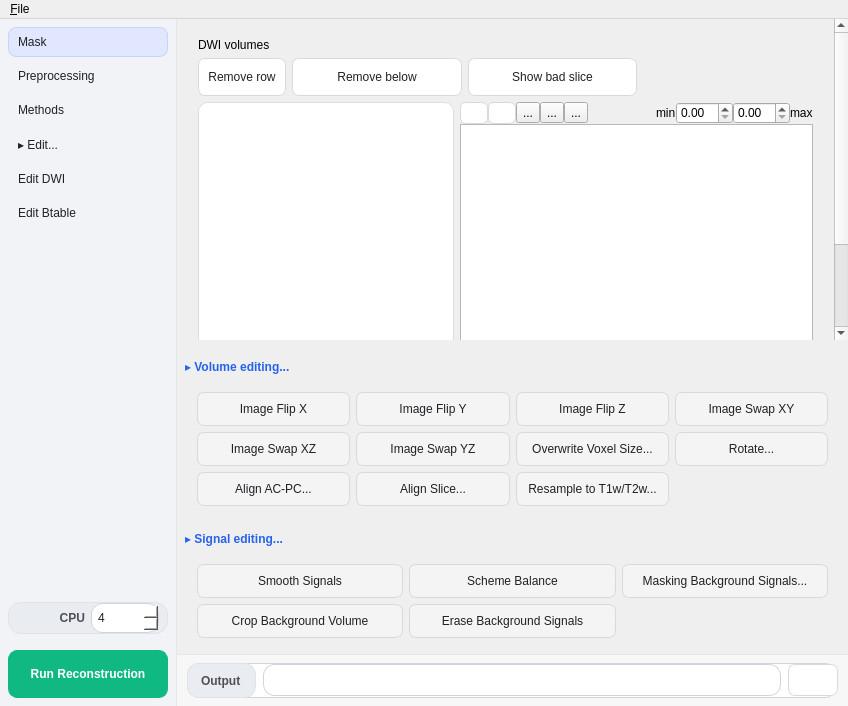
Old version of the form reconstruction/reconstruction_window.ui in the repository frankyeh/DSI-Studio.
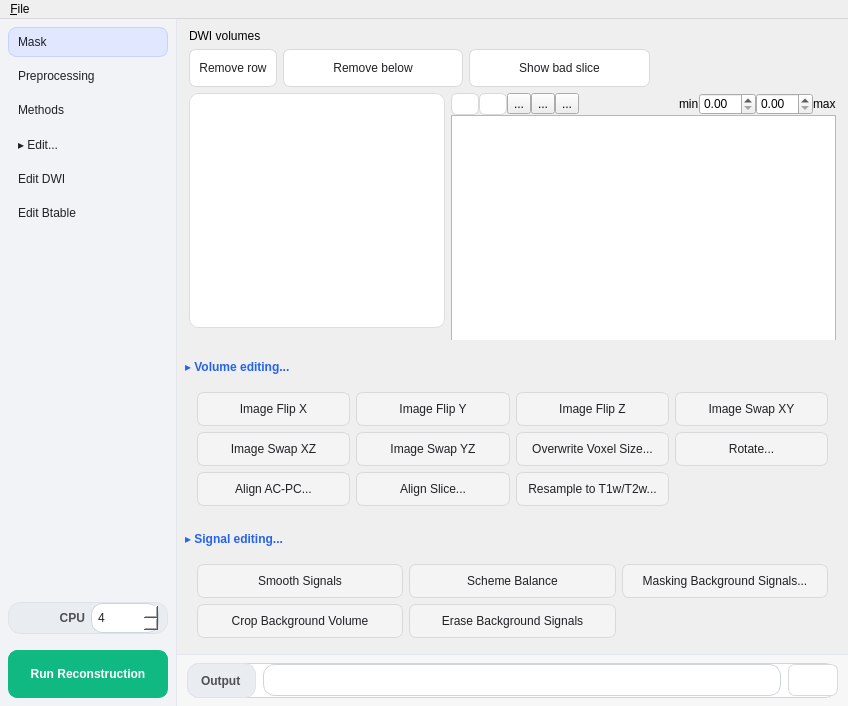
New version of the form. The open tabs and pages were chosen to show the change. Icons and pictures are not drawn.

Commit message: Let DWI volumes card expand without nested scroll area

```diff
--- a/reconstruction/reconstruction_window.ui
+++ b/reconstruction/reconstruction_window.ui
@@ -1724,25 +1724,13 @@
            <number>0</number>
           </property>
           <item>
-           <widget class="QScrollArea" name="inspect_scroll">
-            <property name="frameShape">
-             <enum>QFrame::NoFrame</enum>
-            </property>
-            <property name="widgetResizable">
-             <bool>true</bool>
-            </property>
-            <widget class="QWidget" name="inspect_content">
-             <property name="geometry">
-              <rect>
-               <x>0</x>
-               <y>-159</y>
-               <width>655</width>
-               <height>457</height>
-              </rect>
-             </property>
-             <layout class="QVBoxLayout" name="inspect_content_layout">
-              <item>
-               <widget class="QFrame" name="viewer_card">
+           <widget class="QFrame" name="viewer_card">
+                <property name="sizePolicy">
+                 <sizepolicy hsizetype="Expanding" vsizetype="Expanding">
+                  <horstretch>0</horstretch>
+                  <verstretch>1</verstretch>
+                 </sizepolicy>
+                </property>
                 <property name="card" stdset="0">
                  <bool>true</bool>
                 </property>
@@ -2043,10 +2031,6 @@
                  </item>
                 </layout>
                </widget>
-              </item>
-             </layout>
-            </widget>
-           </widget>
           </item>
           <item>
            <layout class="QVBoxLayout" name="dwi_edit_disclosures_layout">
```
